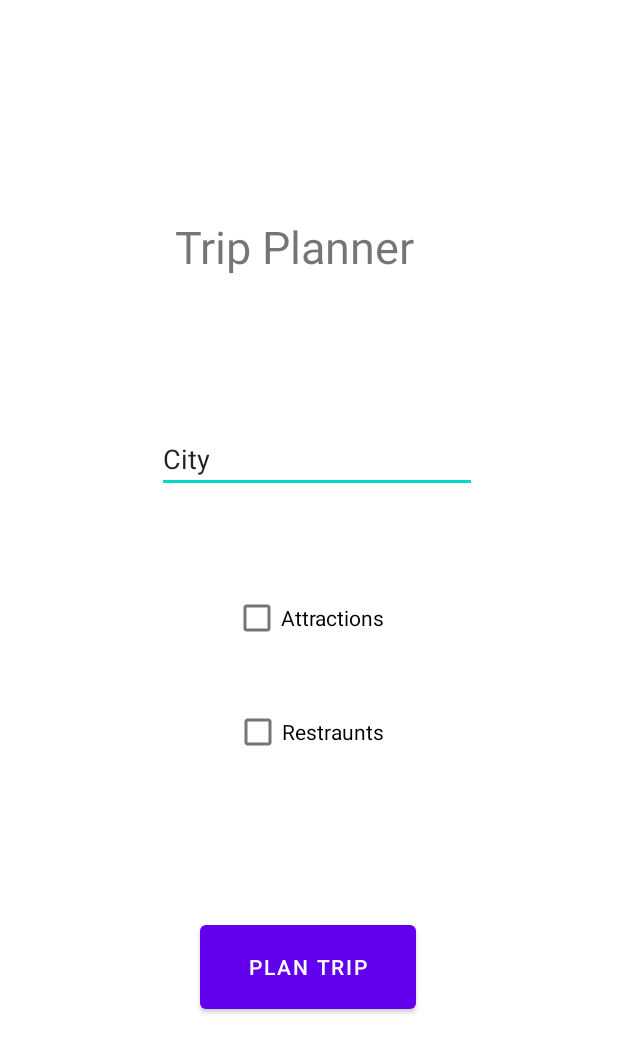
After one commit to Kawaban/TripManager, an Android app: the layout activity_location.xml on its own in the app's theme, with its tools: preview values and no code run, on a phone screen of 412 x 824 dp. The commit adds this screen. Shown: the top 1053 px of the screen. Run offline under Robolectric (Android 15) with nearby library versions, the light colour scheme and no system bars.

Commit message:
implemented locationActivity bussiness logic

```diff
--- a/app/build.gradle.kts
+++ b/app/build.gradle.kts
@@ -48,6 +48,7 @@ dependencies {
 
     implementation(libs.appcompat)
     implementation(libs.material)
+    implementation(libs.play.services.maps)
     testImplementation(libs.junit)
     implementation("com.squareup.okhttp3:okhttp:3.2.0")
     runtimeOnly("androidx.swiperefreshlayout:swiperefreshlayout:1.1.0")
--- a/app/src/main/java/com/example/tripmanager/flixbusactivity/FlixBusSearchActivity.java
+++ b/app/src/main/java/com/example/tripmanager/flixbusactivity/FlixBusSearchActivity.java
@@ -43,9 +43,6 @@ public class FlixBusSearchActivity extends AppCompatActivity {
             RequestDTO requestDTO = new RequestDTO(fromText.getText().toString(), toText.getText().toString(), departureDateText.getText().toString(), Integer.parseInt(numberText.getText().toString()), RoundTripRadioButton.isChecked(), returnDateText.getText().toString());
             try{
                ArrayList<ResponseDTO> responseDTOS = flixBusAPIController.execute(requestDTO).get();
-                /*ArrayList<ResponseDTO> responseDTOS = new ArrayList<>();
-                responseDTOS.add(new ResponseDTO("Berlin", "Munich", "12:00", "15:00", "20", "3:00", "https://www.flixbus.de", 0));
-                responseDTOS.add(new ResponseDTO("Munich", "Berlin", "15:00", "15:00", "20", "3:00", "https://www.flixbus.de", 0));*/
                Intent intent = new Intent(this, FlixBusResultsActivity.class);
                intent.putParcelableArrayListExtra("responses", responseDTOS);
                startActivity(intent);
--- /dev/null
+++ b/app/src/main/res/layout/activity_location.xml
@@ -0,0 +1,69 @@
+<?xml version="1.0" encoding="utf-8"?>
+<androidx.constraintlayout.widget.ConstraintLayout xmlns:android="http://schemas.android.com/apk/res/android"
+    xmlns:app="http://schemas.android.com/apk/res-auto"
+    xmlns:tools="http://schemas.android.com/tools"
+    android:layout_width="match_parent"
+    android:layout_height="match_parent">
+
+    <TextView
+        android:id="@+id/textView"
+        android:layout_width="177dp"
+        android:layout_height="63dp"
+        android:text="Trip Planner"
+        android:textSize="30sp"
+        app:layout_constraintBottom_toBottomOf="parent"
+        app:layout_constraintEnd_toEndOf="parent"
+        app:layout_constraintHorizontal_bias="0.498"
+        app:layout_constraintStart_toStartOf="parent"
+        app:layout_constraintTop_toTopOf="parent"
+        app:layout_constraintVertical_bias="0.189" />
+
+    <EditText
+        android:id="@+id/editTextCity"
+        android:layout_width="wrap_content"
+        android:layout_height="wrap_content"
+        android:ems="10"
+        android:inputType="text"
+        android:text="City"
+        app:layout_constraintBottom_toBottomOf="parent"
+        app:layout_constraintEnd_toEndOf="parent"
+        app:layout_constraintHorizontal_bias="0.527"
+        app:layout_constraintStart_toStartOf="parent"
+        app:layout_constraintTop_toTopOf="parent"
+        app:layout_constraintVertical_bias="0.364" />
+
+    <CheckBox
+        android:id="@+id/checkBoxAttractions"
+        android:layout_width="wrap_content"
+        android:layout_height="wrap_content"
+        android:text="Attractions"
+        app:layout_constraintBottom_toBottomOf="parent"
+        app:layout_constraintEnd_toEndOf="parent"
+        app:layout_constraintStart_toStartOf="parent"
+        app:layout_constraintTop_toTopOf="parent" />
+
+    <CheckBox
+        android:id="@+id/checkBoxRestaraunts"
+        android:layout_width="wrap_content"
+        android:layout_height="wrap_content"
+        android:text="Restraunts"
+        app:layout_constraintBottom_toBottomOf="parent"
+        app:layout_constraintEnd_toEndOf="parent"
+        app:layout_constraintHorizontal_bias="0.501"
+        app:layout_constraintStart_toStartOf="parent"
+        app:layout_constraintTop_toTopOf="parent"
+        app:layout_constraintVertical_bias="0.598" />
+
+    <Button
+        android:id="@+id/buttonPlan"
+        android:layout_width="144dp"
+        android:layout_height="68dp"
+        android:text="Plan Trip"
+        app:layout_constraintBottom_toBottomOf="parent"
+        app:layout_constraintEnd_toEndOf="parent"
+        app:layout_constraintHorizontal_bias="0.498"
+        app:layout_constraintStart_toStartOf="parent"
+        app:layout_constraintTop_toTopOf="parent"
+        app:layout_constraintVertical_bias="0.808" />
+
+</androidx.constraintlayout.widget.ConstraintLayout>
--- /dev/null
+++ b/app/src/main/res/layout/activity_location_result.xml
@@ -0,0 +1,6 @@
+<?xml version="1.0" encoding="utf-8"?>
+<androidx.constraintlayout.widget.ConstraintLayout xmlns:android="http://schemas.android.com/apk/res/android"
+    android:layout_width="match_parent"
+    android:layout_height="match_parent">
+
+</androidx.constraintlayout.widget.ConstraintLayout>
--- a/gradle/libs.versions.toml
+++ b/gradle/libs.versions.toml
@@ -5,6 +5,7 @@ junitVersion = "1.1.5"
 espressoCore = "3.5.1"
 appcompat = "1.6.1"
 material = "1.11.0"
+playServicesMaps = "18.2.0"
 
 [libraries]
 junit = { group = "junit", name = "junit", version.ref = "junit" }
@@ -12,6 +13,7 @@ ext-junit = { group = "androidx.test.ext", name = "junit", version.ref = "junitV
 espresso-core = { group = "androidx.test.espresso", name = "espresso-core", version.ref = "espressoCore" }
 appcompat = { group = "androidx.appcompat", name = "appcompat", version.ref = "appcompat" }
 material = { group = "com.google.android.material", name = "material", version.ref = "material" }
+play-services-maps = { group = "com.google.android.gms", name = "play-services-maps", version.ref = "playServicesMaps" }
 
 [plugins]
 androidApplication = { id = "com.android.application", version.ref = "agp" }
```
Also changed, not shown: app/src/main/java/com/example/tripmanager/locationactivity/LocationActivity.java (added, +68 -0 lines), app/src/main/java/com/example/tripmanager/locationactivity/LocationResultActivity.java (added, +15 -0 lines), app/src/main/java/com/example/tripmanager/locationactivity/domain/LocationAPIController.java (added, +115 -0 lines), app/src/main/java/com/example/tripmanager/locationactivity/domain/RequestDTO.java (added, +36 -0 lines), app/src/main/java/com/example/tripmanager/locationactivity/domain/ResponseDTO.java (added, +111 -0 lines), app/src/main/java/com/example/tripmanager/locationactivity/domain/ResponseMapper.java (added, +27 -0 lines).
